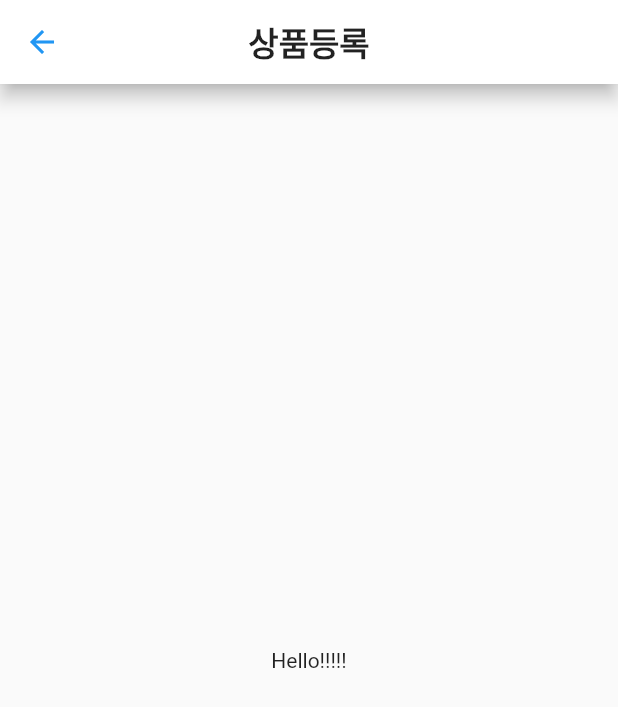
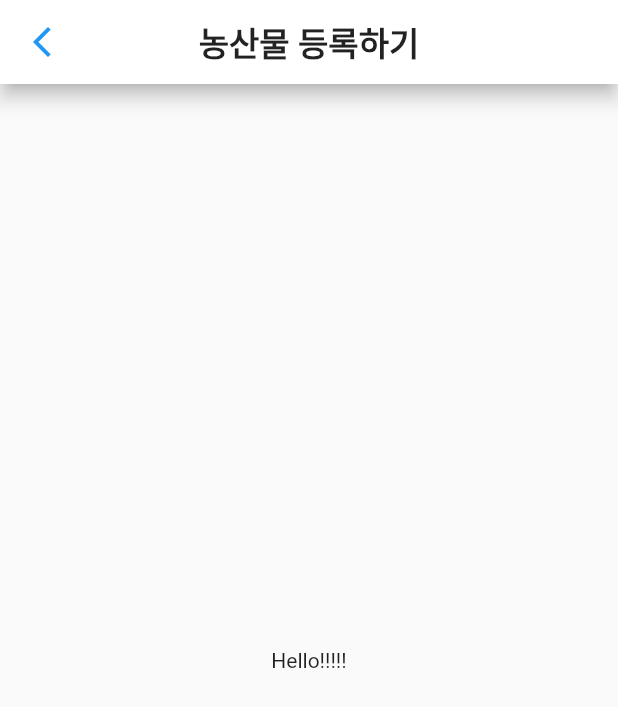
Before and after one commit to ballalssica/team_shoppingmall, a Flutter app: the ProductRegistration screen opened directly, on a phone screen of 412 x 824 dp. Shown: the top 707 px of the screen. Run offline on Flutter 3.47's test engine with Material 3 defaults, Android fonts, the light colour scheme and no system bars; Roboto replaces fonts that are missing (NotoSnas).

Commit message:
chore: 디렉토리 변경
디렉토리 변경ㅇ

```diff
--- a/lib/pages/product_registration.dart
+++ b/lib/product_registration.dart
@@ -7,7 +7,13 @@ class ProductRegistration extends StatelessWidget {
   Widget build(BuildContext context) {
     return Scaffold(
       appBar: AppBar(
-        title: const Text('상품등록'),
+        title: const Text('농산물 등록하기'),
+        leading: IconButton(
+          icon: const Icon(Icons.arrow_back_ios_new),
+          onPressed: () {
+            Navigator.pop(context);
+          },
+        ),
       ),
       body: const Center(
         child: Text(
```
Also changed, not shown: lib/home_page.dart (renamed from lib/pages/home_page.dart), lib/product_cart.dart (renamed from lib/pages/product_cart.dart), lib/product_details.dart (renamed from lib/pages/product_details.dart).
